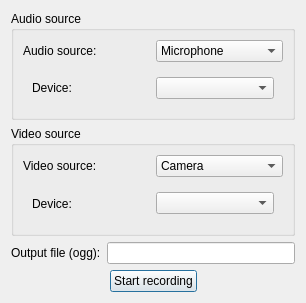
Qt form examples/recorder/recorder.ui (netrunner-debian-kde-extras/qt-gstreamer) before a commit.
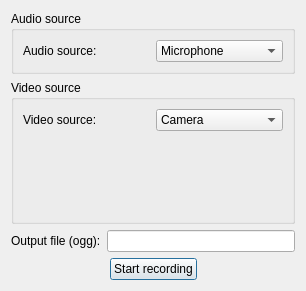
The same form after that commit.

The edit to the form file:
```diff
--- a/examples/recorder/recorder.ui
+++ b/examples/recorder/recorder.ui
@@ -7,7 +7,7 @@
     <x>0</x>
     <y>0</y>
     <width>306</width>
-    <height>284</height>
+    <height>291</height>
    </rect>
   </property>
   <property name="windowTitle">
@@ -46,33 +46,6 @@
         </item>
        </layout>
       </item>
-      <item>
-       <widget class="QStackedWidget" name="audioSourcePropertiesWidget">
-        <property name="currentIndex">
-         <number>0</number>
-        </property>
-        <widget class="QWidget" name="microphonePage">
-         <layout class="QHBoxLayout" name="horizontalLayout_2">
-          <item>
-           <widget class="QLabel" name="audioDeviceLabel">
-            <property name="sizePolicy">
-             <sizepolicy hsizetype="Minimum" vsizetype="Preferred">
-              <horstretch>0</horstretch>
-              <verstretch>0</verstretch>
-             </sizepolicy>
-            </property>
-            <property name="text">
-             <string>Device:</string>
-            </property>
-           </widget>
-          </item>
-          <item>
-           <widget class="QComboBox" name="audioDeviceComboBox"/>
-          </item>
-         </layout>
-        </widget>
-       </widget>
-      </item>
      </layout>
     </widget>
    </item>
@@ -128,14 +101,8 @@
               <verstretch>0</verstretch>
              </sizepolicy>
             </property>
-            <property name="text">
-             <string>Device:</string>
-            </property>
            </widget>
           </item>
-          <item>
-           <widget class="QComboBox" name="videoDeviceComboBox"/>
-          </item>
          </layout>
         </widget>
         <widget class="QWidget" name="screencastPage">
```
Left out of the diff: 18 changed lines with no effect on the pictures.
